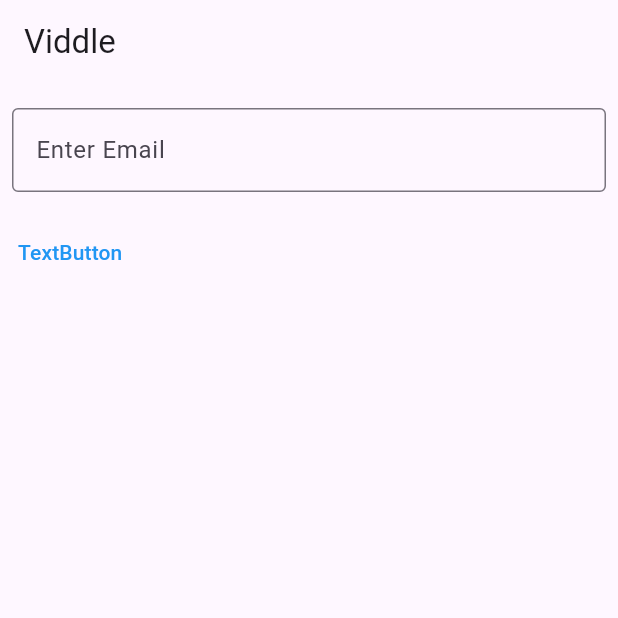
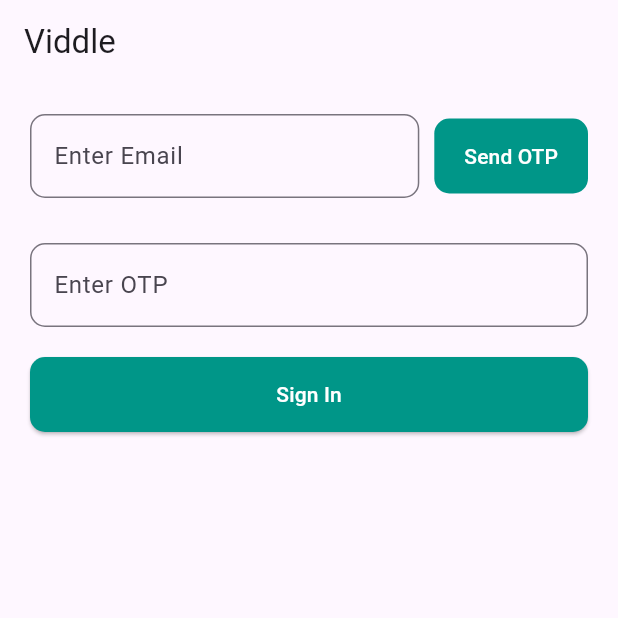
Before and after one commit to paramchhabra/solveathongilehri, a Flutter app: the screen it shows after launch, on a phone screen of 412 x 824 dp, the top half of it. Run offline on Flutter 3.47's test engine with Material 3 defaults, Android fonts, the light colour scheme and no system bars.

Commit message:
basic login

```diff
--- a/lib/pages/loginpage.dart
+++ b/lib/pages/loginpage.dart
@@ -1,29 +1,86 @@
 import 'package:flutter/material.dart';
 
 class LoginPage extends StatelessWidget {
-  const LoginPage({super.key});
+  const LoginPage({Key? key}) : super(key: key);
 
- @override
+  @override
   Widget build(BuildContext context) {
     return Column(
       crossAxisAlignment: CrossAxisAlignment.start,
       children: <Widget>[
-        const Padding(
-          padding: EdgeInsets.symmetric(horizontal: 8, vertical: 16),
+        Padding(
+          padding: const EdgeInsets.symmetric(horizontal: 20, vertical: 20),
+          child: Row(
+            children: [
+              Expanded(
+                child: TextField(
+                  decoration: InputDecoration(
+                    border: OutlineInputBorder(
+                      borderRadius: BorderRadius.circular(10),
+                      borderSide: BorderSide(color: Colors.teal), // Color of the border
+                    ),
+                    hintText: 'Enter Email',
+                  ),
+                ),
+              ),
+              SizedBox(width: 10),
+              TextButton(
+                style: ButtonStyle(
+                  backgroundColor: MaterialStateProperty.all<Color>(Colors.teal), // Background color of the button
+                  foregroundColor: MaterialStateProperty.all<Color>(Colors.white), // Text color of the button
+                  padding: MaterialStateProperty.all<EdgeInsetsGeometry>(
+                    EdgeInsets.symmetric(vertical: 15, horizontal: 20),
+                  ),
+                  shape: MaterialStateProperty.all<OutlinedBorder>(
+                    RoundedRectangleBorder(
+                      borderRadius: BorderRadius.circular(10),
+                    ),
+                  ),
+                ),
+                onPressed: () {
+                  // Action to send OTP
+                },
+                child: Text('Send OTP'),
+              ),
+            ],
+          ),
+        ),
+        Padding(
+          padding: const EdgeInsets.symmetric(horizontal: 20, vertical: 10),
           child: TextField(
             decoration: InputDecoration(
-              border: OutlineInputBorder(),
-              hintText: 'Enter Email',
+              border: OutlineInputBorder(
+                borderRadius: BorderRadius.circular(10),
+                borderSide: BorderSide(color: Colors.teal), // Color of the border
+              ),
+              hintText: 'Enter OTP',
             ),
           ),
         ),
-        TextButton(
-          style: ButtonStyle(
-          foregroundColor: MaterialStateProperty.all<Color>(Colors.blue),
+        Padding(
+          padding: const EdgeInsets.symmetric(horizontal: 20, vertical: 10),
+          child: SizedBox(
+            width: double.infinity,
+            child: ElevatedButton(
+              onPressed: () {
+                // Action to sign in
+              },
+              style: ButtonStyle(
+                backgroundColor: MaterialStateProperty.all<Color>(Colors.teal), // Background color of the button
+                foregroundColor: MaterialStateProperty.all<Color>(Colors.white), // Text color of the button
+                padding: MaterialStateProperty.all<EdgeInsetsGeometry>(
+                  EdgeInsets.symmetric(vertical: 15),
+                ),
+                shape: MaterialStateProperty.all<OutlinedBorder>(
+                  RoundedRectangleBorder(
+                    borderRadius: BorderRadius.circular(10),
+                  ),
+                ),
+              ),
+              child: Text('Sign In'),
+            ),
+          ),
         ),
-          onPressed: () { },
-          child: Text('TextButton'),
-        )
       ],
     );
   }
```
